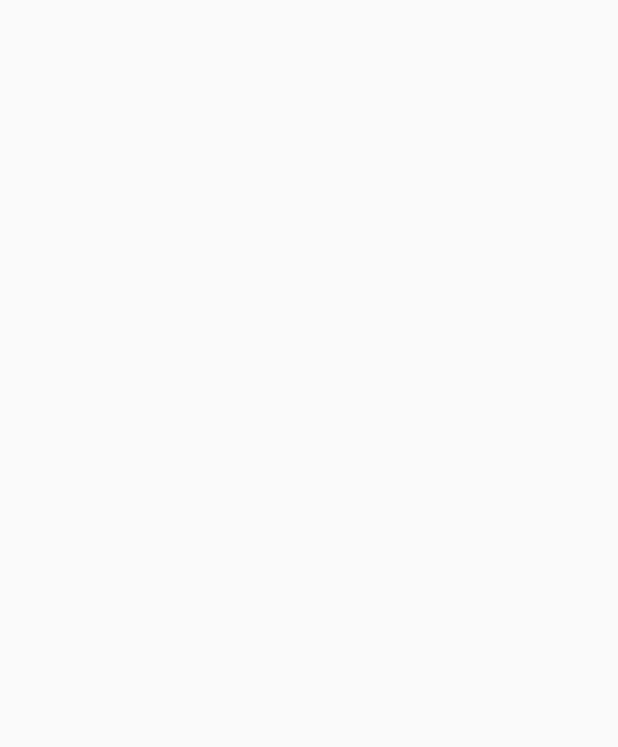
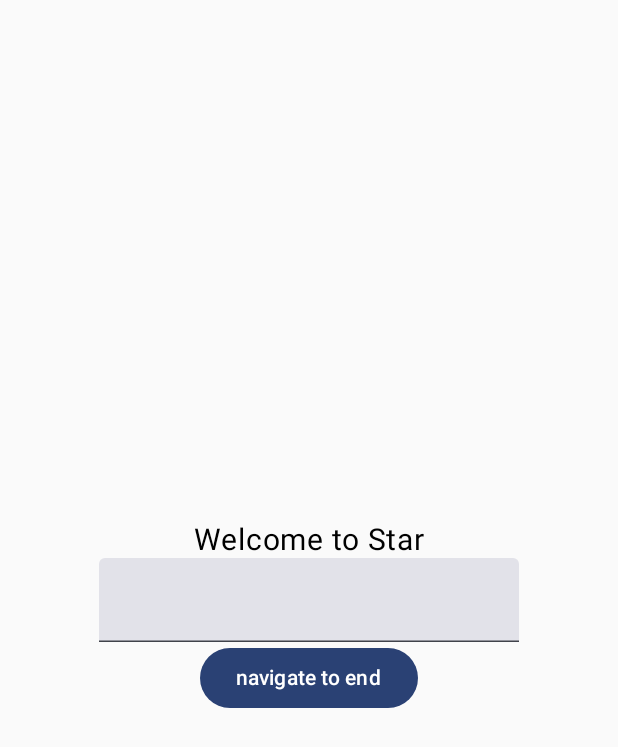
Before and after one commit to 006900/CustomCalculator, an Android app built with Jetpack Compose: the screen it shows after launch (MainActivity), on a phone screen of 412 x 824 dp. Before the commit the part shown is empty. Shown: the top 747 px of the screen. Run offline under Robolectric (Android 15) with nearby library versions, the phone set to English and light mode, and no system bars.

Commit message:
añadi navegacion de prueva

```diff
--- a/app/src/main/java/com/example/calculatorpro/MainActivity.kt
+++ b/app/src/main/java/com/example/calculatorpro/MainActivity.kt
@@ -4,6 +4,7 @@ import android.os.Bundle
 import androidx.activity.ComponentActivity
 import androidx.activity.compose.setContent
 import androidx.activity.enableEdgeToEdge
+import com.example.calculatorpro.core.navigation.NavigationWrapper
 import com.example.calculatorpro.ui.theme.CalculatorProTheme
 
 class MainActivity : ComponentActivity() {
@@ -12,7 +13,7 @@ class MainActivity : ComponentActivity() {
         enableEdgeToEdge()
         setContent {
             CalculatorProTheme {
-
+                NavigationWrapper()
             }
         }
     }
--- /dev/null
+++ b/app/src/main/java/com/example/calculatorpro/core/StarActivity.kt
@@ -0,0 +1,35 @@
+package com.example.calculatorpro.core
+
+import androidx.compose.foundation.layout.Arrangement
+import androidx.compose.foundation.layout.Column
+import androidx.compose.foundation.layout.fillMaxSize
+import androidx.compose.material3.Button
+import androidx.compose.material3.Text
+import androidx.compose.material3.TextField
+import androidx.compose.runtime.Composable
+import androidx.compose.runtime.getValue
+import androidx.compose.runtime.mutableStateOf
+import androidx.compose.runtime.remember
+import androidx.compose.runtime.setValue
+import androidx.compose.ui.Alignment
+import androidx.compose.ui.Modifier
+import androidx.compose.ui.unit.sp
+
+@Composable
+fun StarActivity(
+    modifier: Modifier = Modifier,
+    onClick:(String)-> Unit
+) {
+    var text by remember { mutableStateOf("") }
+    Column (
+        modifier = Modifier.fillMaxSize(),
+        verticalArrangement = Arrangement.Center,
+        horizontalAlignment = Alignment.CenterHorizontally
+    ){
+        Text(text = "Welcome to Star", fontSize = 20.sp)
+        TextField(value = text, onValueChange = {text = it})
+        Button(onClick = {onClick(text)}) {
+            Text(text = "navigate to end")
+        }
+    }
+}
--- /dev/null
+++ b/app/src/main/java/com/example/calculatorpro/core/navigation/NavigationWrapper.kt
@@ -0,0 +1,34 @@
+package com.example.calculatorpro.core.navigation
+
+import androidx.compose.runtime.Composable
+import androidx.navigation.compose.NavHost
+import androidx.navigation.compose.composable
+import androidx.navigation.compose.rememberNavController
+import androidx.navigation.toRoute
+import com.example.calculatorpro.core.EndActivity
+import com.example.calculatorpro.core.StarActivity
+
+@Composable
+fun NavigationWrapper() {
+    val navController = rememberNavController()
+    NavHost(navController = navController, startDestination = STAR) {
+        composable<STAR> {
+            StarActivity { name -> navController.navigate(END(text = name)) }
+        }
+        composable<END> { backStackEntry ->
+            EndActivity(
+                text = backStackEntry.toRoute<END>().text,
+                navToJoker = {navController.navigate(JOKER)}
+            ) {
+                //navController.popBackStack() ->
+                //navController.navigateUp() ->
+                // solo lo uso si quiero navegar 1 pantalla atras pero
+                // si quiero volver a la primera pantalla sera asi:
+                navController.navigate(STAR) {
+                    popUpTo<STAR> { inclusive = true }
+                }
+            }
+        }
+        composable <JOKER>{ Joker() }
+    }
+}
--- /dev/null
+++ b/app/src/main/java/com/example/calculatorpro/core/navigation/Screens.kt
@@ -0,0 +1,17 @@
+package com.example.calculatorpro.core.navigation
+
+import android.os.Parcelable
+import androidx.compose.runtime.Composable
+import androidx.compose.ui.Modifier
+import kotlinx.parcelize.Parcelize
+import kotlinx.serialization.Serializable
+import org.mozilla.javascript.ast.Name
+
+@Serializable
+object STAR
+
+@Serializable
+data class END(val text: String)
+
+@Serializable
+object JOKER
```
Also changed, not shown: app/src/main/java/com/example/calculatorpro/core/EndActivity.kt (added, +34 -0 lines), app/src/main/java/com/example/calculatorpro/core/navigation/Joker.kt (added, +22 -0 lines).
